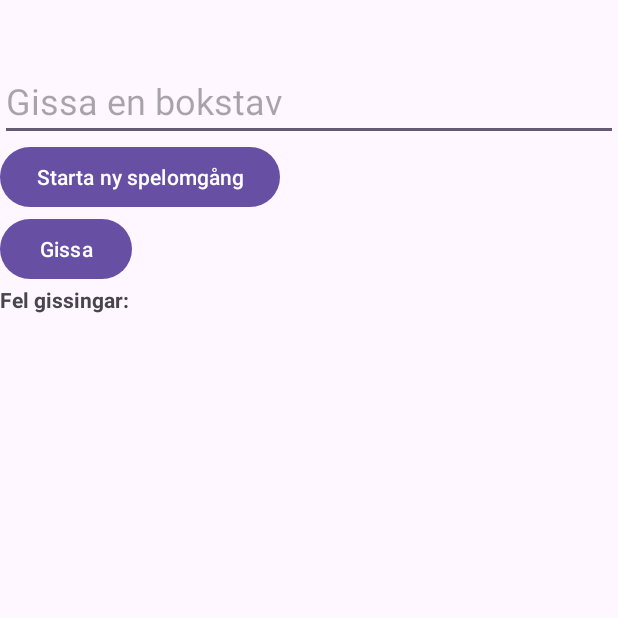
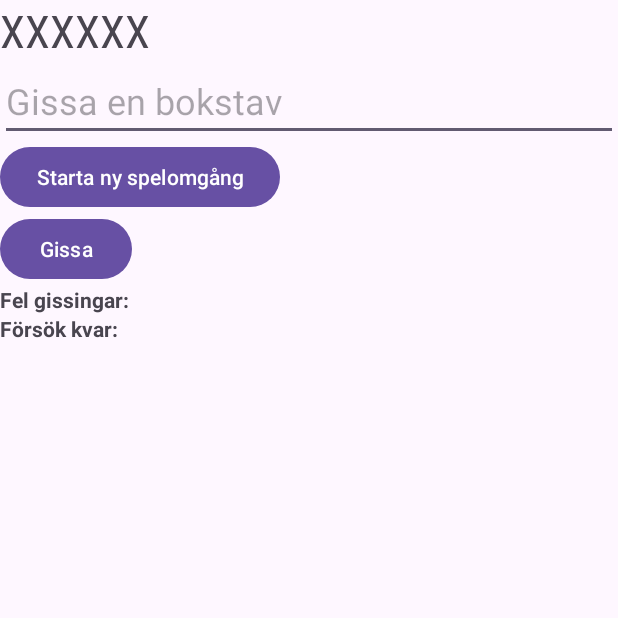
Before and after one commit to sararuda100/2023-ISGC12-Rudander, an Android app: the screen it shows after launch (MainActivity), on a phone screen of 412 x 824 dp, the top half of it. Run offline under Robolectric (Android 15) with nearby library versions, the phone set to English and light mode, and no system bars.

Commit message:
Fixing error and clarifying comments

```diff
--- a/labb_2/app/src/main/java/com/example/labb_2/HangmanGame.java
+++ b/labb_2/app/src/main/java/com/example/labb_2/HangmanGame.java
@@ -3,10 +3,8 @@ package com.example.labb_2;
 import android.util.Log;
 
 public class HangmanGame {
-    private String secretWord;
-    private String currentStatus;
-    private int maxAttempts;
-    private int wrongGuesses;
+    private String secretWord, currentStatus;
+    private int maxAttempts, wrongGuesses;
 
     public HangmanGame(String word, int maxAttempts) {
         this.secretWord = word.toLowerCase();
--- a/labb_2/app/src/main/java/com/example/labb_2/MainActivity.java
+++ b/labb_2/app/src/main/java/com/example/labb_2/MainActivity.java
@@ -15,13 +15,8 @@ public class MainActivity extends AppCompatActivity {
 
     /*deklaration av UI-element;*/
     private EditText guessEditText;
-    private Button newGameButton;
-    private Button guessButton;
-    private TextView statusTextView;
-
-    private TextView guessedTextView;
-
-    private TextView guessesTextView;
+    private Button newGameButton, guessButton;
+    private TextView statusTextView, guessedTextView, guessesTextView;
     private WordManager wordManager;
     private HangmanGame hangmanGame;
     @Override
@@ -37,33 +32,34 @@ public class MainActivity extends AppCompatActivity {
         guessedTextView = findViewById(R.id.guessedTextView);
         guessesTextView = findViewById(R.id.guessesTextView);
 
-        /* knapp för att starta nytt spel */
+        /* Skapar nytt hangMan-objekt, slumpar ett ord, uppdaterar GUI med slumpat ord*/
+        wordManager = new WordManager();
+        String randomWord = wordManager.getRandomWord();
+        hangmanGame = new HangmanGame(randomWord, 7);
+        statusTextView.setText(hangmanGame.getCurrentStatus());
+
+        /* knapplyssnare för att starta nytt spel */
         newGameButton.setOnClickListener(new View.OnClickListener() {
              @Override
              public void onClick(View v) {
-                 // Återställer försök & felgissnings-fälten
-                 guessesTextView.setText("Försök kvar: 7");
+                 /*Återställer försök & felgissnings-fälten*/
+                 guessesTextView.setText("Försök kvar: ");
                  guessedTextView.setText("Fel gissningar: ");
 
-                 // Skapar nytt hangMan-objekt
                  wordManager = new WordManager();
-
                  String randomWord = wordManager.getRandomWord();
-
                  hangmanGame = new HangmanGame(randomWord, 7);
-
-                 // Uppdaterar GUI med slumpade ordet
                  statusTextView.setText(hangmanGame.getCurrentStatus());
 
              }
          });
-        /* Knapp för att göra en gissning */
+        /* Knapplyssnare för gissa-knappen */
         guessButton.setOnClickListener(new View.OnClickListener() {
             @Override
             public void onClick(View v) {
                 String guessedLetter = guessEditText.getText().toString();
 
-                // Kontrollerar om gissningen är av giltigt värde
+                //Kontroll om gissningen är av giltigt värde
                 if (guessedLetter.length() == 1 && guessedLetter.matches("[a-zA-Z]")) {
 
                     char letter = guessedLetter.toLowerCase().charAt(0);
@@ -77,14 +73,36 @@ public class MainActivity extends AppCompatActivity {
 
                         if(hangmanGame.isGameWon()) {
                             Toast.makeText(getApplicationContext(), "You won!", Toast.LENGTH_SHORT).show();
+
+                            /*slumpar ett nytt ord när spelaren vunnit*/
+                            wordManager = new WordManager();
+                            String randomWord = wordManager.getRandomWord();
+                            hangmanGame = new HangmanGame(randomWord, 7);
+                            statusTextView.setText(hangmanGame.getCurrentStatus());
+
+                            /* Återställer försök & felgissnings-fälten */
+                            guessesTextView.setText("Försök kvar: ");
+                            guessedTextView.setText("Fel gissningar: ");
+
                         }
                     } else {
-                        //uppdaterar antal försök och fel-gissningar
+                        /* uppdaterar antal försök och fel-gissningar */
                         guessesTextView.setText("Försök kvar: " + hangmanGame.getWrongGuesses());
                         guessedTextView.append(" " + letter);
 
                         if(hangmanGame.isGameLost()){
                             Toast.makeText(getApplicationContext(), "YOU LOST", Toast.LENGTH_SHORT).show();
+
+                            /*slumpar ett nytt ord när spelaren förlorat*/
+                            wordManager = new WordManager();
+                            String randomWord = wordManager.getRandomWord();
+                            hangmanGame = new HangmanGame(randomWord, 7);
+                            statusTextView.setText(hangmanGame.getCurrentStatus());
+
+                            /* Återställer försök & felgissnings-fält */
+                            guessesTextView.setText("Försök kvar: ");
+                            guessedTextView.setText("Fel gissningar: ");
+
                         }
 
                     }
--- a/labb_2/app/src/main/res/layout/activity_main.xml
+++ b/labb_2/app/src/main/res/layout/activity_main.xml
@@ -53,6 +53,7 @@
             android:id="@+id/guessesTextView"
             android:layout_width="wrap_content"
             android:layout_height="wrap_content"
+            android:text="Försök kvar: "
             android:textStyle="bold"/>
     </LinearLayout>
 
```
